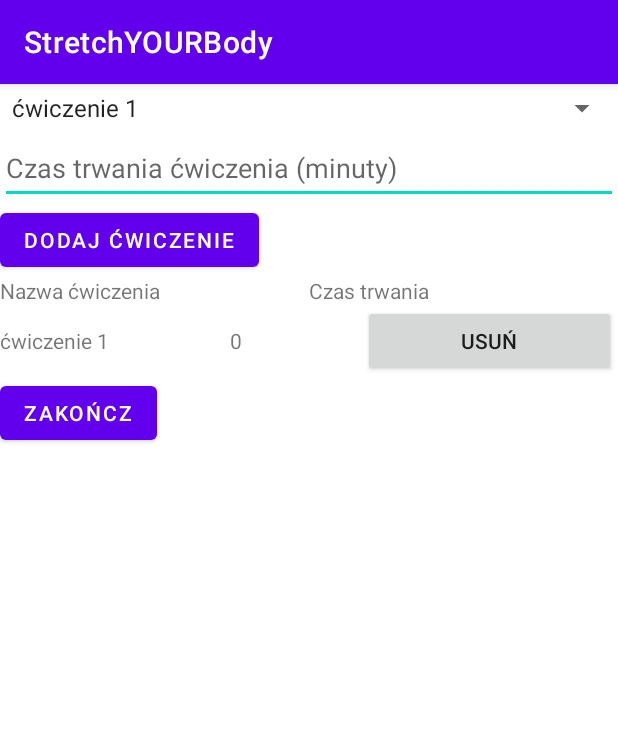
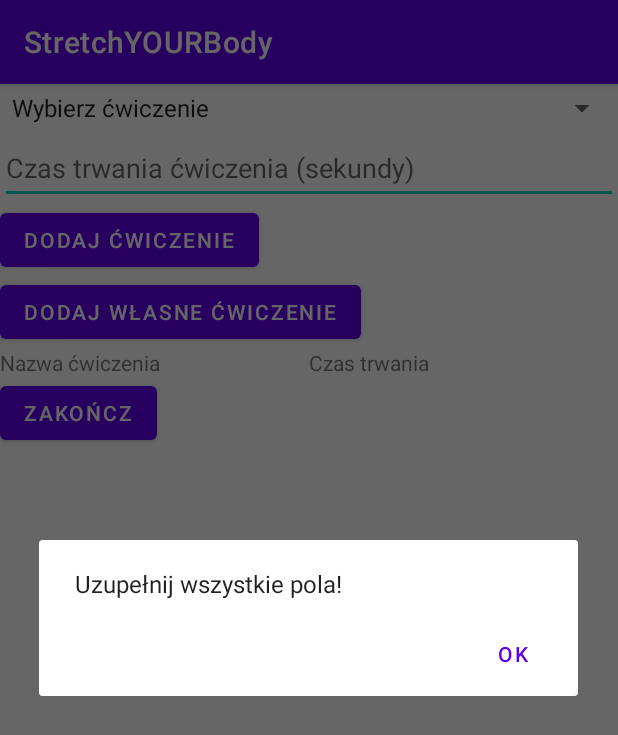
Before and after one commit to buchwaldagata/StretchYOURBody, an Android app: the AddExercisesToTrainingActivity screen opened directly, with no data from a screen before it, after a tap on "DODAJ ĆWICZENIE", on a phone screen of 412 x 824 dp. Shown: the top 735 px of the screen. Run offline under Robolectric (Android 15) with nearby library versions, the phone set to English and light mode, and no system bars; 2 statements that could not run were skipped.

Commit message:
Dodawanie ćwiczenia

```diff
--- a/app/src/main/java/com/example/stretchyourbody/AddExercisesToTrainingActivity.kt
+++ b/app/src/main/java/com/example/stretchyourbody/AddExercisesToTrainingActivity.kt
@@ -3,7 +3,9 @@ package com.example.stretchyourbody
 import android.content.Intent
 import android.os.Bundle
 import android.util.Log
+import android.view.View
 import android.widget.*
+import androidx.appcompat.app.AlertDialog
 import androidx.appcompat.app.AppCompatActivity
 
 class AddExercisesToTrainingActivity : AppCompatActivity() {
@@ -18,7 +20,20 @@ class AddExercisesToTrainingActivity : AppCompatActivity() {
         get() = findViewById(R.id.buttonAddExercise)
     private val buttonFinish:Button
         get() = findViewById(R.id.buttonFinish)
+    private val buttonAddCustomExercise:Button
+        get() = findViewById(R.id.buttonAddCustomExercise)
+    private val buttonSaveCustomExercise:Button
+        get() = findViewById(R.id.buttonSaveCustomExercise)
+    private val editTextCustomExerciseDescription:EditText
+        get() = findViewById(R.id.editTextCustomExerciseDescription)
+    private val editTextCustomExerciseTitle:EditText
+        get() = findViewById(R.id.editTextCustomExerciseTitle)
+    private val imageViewCustomExercise:ImageView
+        get() = findViewById(R.id.imageViewCustomExercise)
+    private val customExerciseLayout: LinearLayout
+        get() = findViewById(R.id.customExerciseLayout)
     private val exercisesList = ExercisesList()
+    private var isCustomExerciseFormVisible = false
 
 
     private lateinit var training: Training
@@ -37,22 +52,46 @@ class AddExercisesToTrainingActivity : AppCompatActivity() {
         training = Training(name, duration, description)
 
         buttonAddExercise.setOnClickListener {
-            addExercise()
+            if (validateFields()) {
+                addExercise()
+            } else {
+                showAlertDialog("Uzupełnij wszystkie pola!")
+            }
         }
 
         buttonFinish.setOnClickListener {
-            finishAddingTraining()
+            if (training.getExercises().isEmpty()) {
+                showAlertDialog("Dodaj co najmniej jedno ćwiczenie!")
+            } else {
+                finishAddingTraining()
+            }
         }
 
-        val exerciseNames = exercisesList.getAllExercisesNames()
+        setupSpinner()
 
-// Utwórz adapter dla Spinnera
-        val adapter = ArrayAdapter(this, android.R.layout.simple_spinner_item, exerciseNames)
+//        imageViewCustomExercise.setOnClickListener {
+//
+//        }
+
+        buttonAddCustomExercise.setOnClickListener {
+            toggleCustomExerciseForm()
+        }
+
+        buttonSaveCustomExercise.setOnClickListener {
+            saveCustomExercise()
+        }
+
+    }
+
+    private fun setupSpinner() {
+        val exerciseList = exercisesList.getAllExercisesNames().toMutableList()
+        exerciseList.add(0, "Wybierz ćwiczenie")
+
+        val adapter = ArrayAdapter(this, android.R.layout.simple_spinner_item, exerciseList)
         adapter.setDropDownViewResource(android.R.layout.simple_spinner_dropdown_item)
-
-// Ustaw adapter dla Spinnera
         spinnerExercises.adapter = adapter
     }
+
 
     private fun addExercise() {
         val exerciseName = spinnerExercises.selectedItem.toString()
@@ -81,6 +120,9 @@ class AddExercisesToTrainingActivity : AppCompatActivity() {
         row.addView(removeButton)
 
         tableLayoutExercises.addView(row)
+
+        editTextExerciseDuration.text.clear()
+        setupSpinner()
     }
 
     private fun removeExercise(row: TableRow) {
@@ -93,12 +135,6 @@ class AddExercisesToTrainingActivity : AppCompatActivity() {
     }
 
     private fun finishAddingTraining() {
-        // Przekazanie obiektu Training do kolejnej aktywności lub innego miejsca w aplikacji
-        // Możesz dostosować działanie w zależności od potrzeb
-        // Przykład przekazania obiektu do nowej aktywności:
-//        val intent = Intent(this, NextActivity::class.java)
-//        intent.putExtra("training", training)
-//        startActivity(intent)
         Log.e("dodawanie", "dziala")
         val trainings: TrainingsList = TrainingsList()
         trainings.addTraining(training)
@@ -106,4 +142,52 @@ class AddExercisesToTrainingActivity : AppCompatActivity() {
         val intent = Intent(this, MainActivity::class.java)
         startActivity(intent)
     }
+
+    private fun validateFields(): Boolean {
+        val exerciseDuration = editTextExerciseDuration.text.toString().trim()
+        val exerciseName = spinnerExercises.selectedItem.toString()
+
+        return (exerciseDuration.isNotEmpty() && exerciseName != "Wybierz ćwiczenie")
+    }
+
+    private fun showAlertDialog(message: String) {
+        val alertDialogBuilder = AlertDialog.Builder(this)
+        alertDialogBuilder.setMessage(message)
+        alertDialogBuilder.setPositiveButton("OK") { dialog, _ ->
+            dialog.dismiss()
+        }
+        val alertDialog = alertDialogBuilder.create()
+        alertDialog.show()
+    }
+
+
+    private fun toggleCustomExerciseForm() {
+        if (isCustomExerciseFormVisible) {
+            customExerciseLayout.visibility = View.GONE
+            isCustomExerciseFormVisible = false
+        } else {
+            customExerciseLayout.visibility = View.VISIBLE
+            isCustomExerciseFormVisible = true
+        }
+    }
+
+    private fun saveCustomExercise() {
+        val exerciseTitle = editTextCustomExerciseTitle.text.toString()
+        val exerciseDescription = editTextCustomExerciseDescription.text.toString()
+
+        if (exerciseTitle.isNotEmpty() && exerciseDescription.isNotEmpty()) {
+            val exercise = Exercise(exerciseTitle, exerciseDescription, R.drawable.default_img)
+            exercisesList.addExercise(exercise)
+            setupSpinner()
+            editTextCustomExerciseTitle.text.clear()
+            editTextCustomExerciseDescription.text.clear()
+            customExerciseLayout.visibility = View.GONE
+            isCustomExerciseFormVisible = false
+            Toast.makeText(this, "Dodano własne ćwiczenie", Toast.LENGTH_SHORT).show()
+        } else {
+            Toast.makeText(this, "Uzupełnij wszystkie pola", Toast.LENGTH_SHORT).show()
+        }
+    }
+
+
 }
--- a/app/src/main/res/layout/activity_add_exercises_to_training.xml
+++ b/app/src/main/res/layout/activity_add_exercises_to_training.xml
@@ -20,7 +20,8 @@
             android:id="@+id/editTextExerciseDuration"
             android:layout_width="match_parent"
             android:layout_height="wrap_content"
-            android:hint="Czas trwania ćwiczenia (minuty)"
+            android:hint="Czas trwania ćwiczenia (sekundy)"
+            android:inputType="number"
             android:minHeight="48dp" />
 
         <Button
@@ -28,6 +29,49 @@
             android:layout_width="wrap_content"
             android:layout_height="wrap_content"
             android:text="Dodaj ćwiczenie" />
+
+        <LinearLayout
+            android:id="@+id/customExerciseLayout"
+            android:layout_width="match_parent"
+            android:layout_height="wrap_content"
+            android:orientation="vertical"
+            android:visibility="gone">
+
+            <EditText
+                android:id="@+id/editTextCustomExerciseTitle"
+                android:layout_width="match_parent"
+                android:layout_height="wrap_content"
+                android:hint="Tytuł ćwiczenia" />
+
+            <EditText
+                android:id="@+id/editTextCustomExerciseDescription"
+                android:layout_width="match_parent"
+                android:layout_height="wrap_content"
+                android:hint="Opis ćwiczenia" />
+
+            <ImageView
+                android:id="@+id/imageViewCustomExercise"
+                android:layout_width="200dp"
+                android:layout_height="200dp"
+                android:src="@drawable/default_img"
+                android:scaleType="centerCrop"
+                android:layout_marginTop="16dp"
+                android:layout_marginBottom="16dp" />
+
+            <Button
+                android:id="@+id/buttonSaveCustomExercise"
+                android:layout_width="wrap_content"
+                android:layout_height="wrap_content"
+                android:text="Zapisz ćwiczenie" />
+
+        </LinearLayout>
+
+        <Button
+            android:id="@+id/buttonAddCustomExercise"
+            android:layout_width="wrap_content"
+            android:layout_height="wrap_content"
+            android:text="Dodaj własne ćwiczenie" />
+
 
         <TableLayout
             android:id="@+id/tableLayoutExercises"
--- a/app/src/main/res/layout/activity_add_training.xml
+++ b/app/src/main/res/layout/activity_add_training.xml
@@ -22,6 +22,7 @@
         android:layout_width="match_parent"
         android:layout_height="wrap_content"
         android:hint="Czas trwania (minuty)"
+        android:inputType="number"
         android:minHeight="48dp" />
 
     <Button
```
Also changed, not shown: app/src/main/java/com/example/stretchyourbody/AddTrainingActivity.kt (+25 -1 lines), app/src/main/res/drawable/default_img.webp (added).
